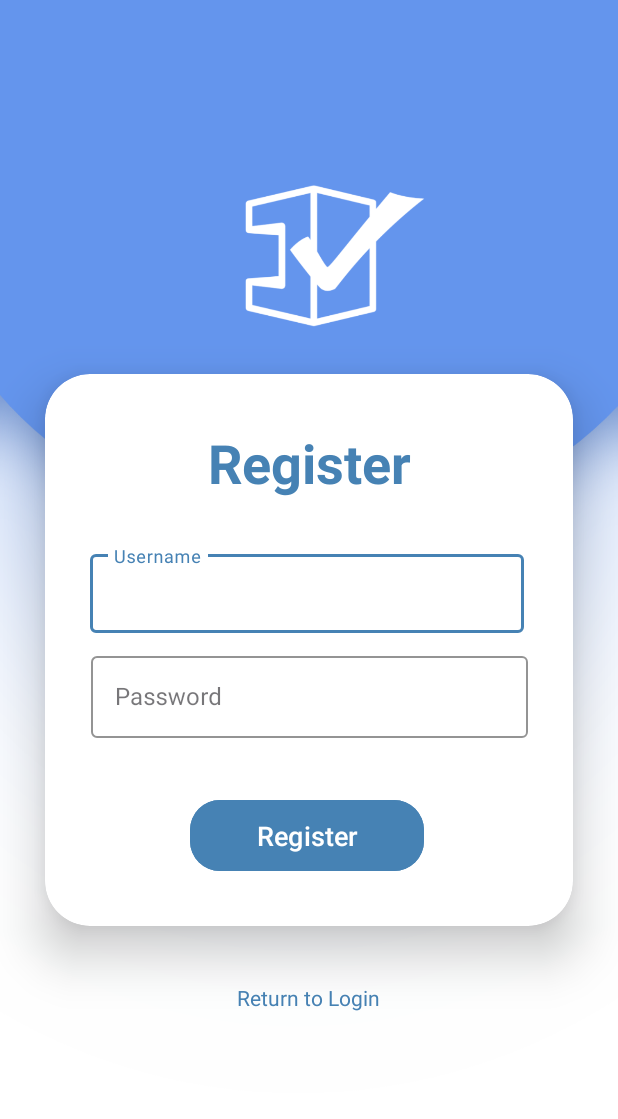
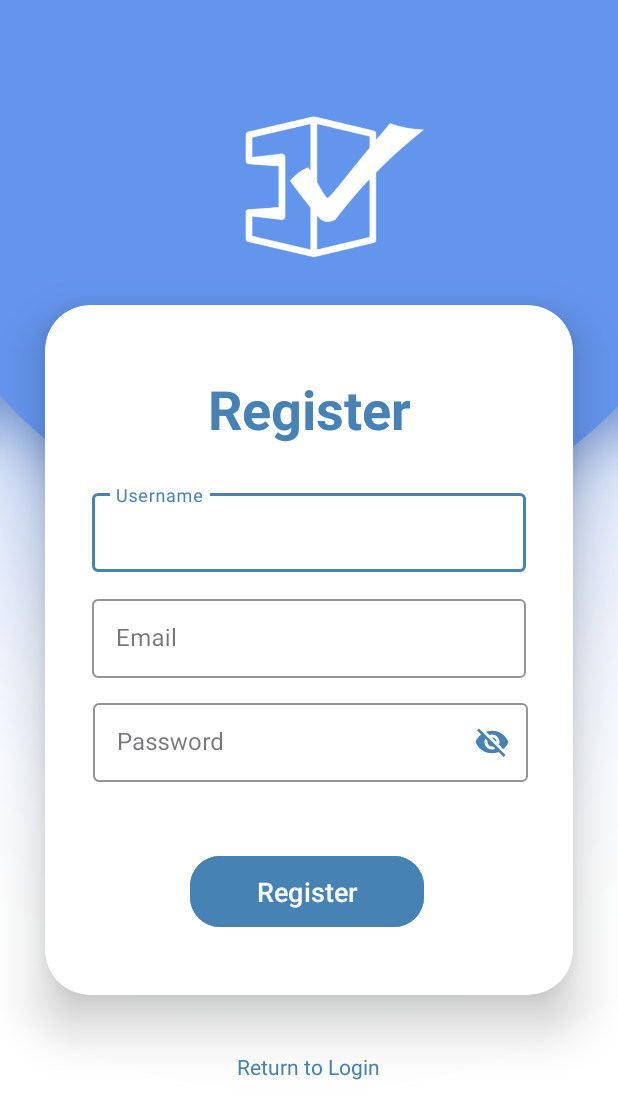
Before and after one commit to markalicante/CalCheck, an Android app: the RegistrationForm screen opened directly, with no data from a screen before it, on a phone screen of 412 x 824 dp. Shown: the top 1119 px of the screen. Run offline under Robolectric (Android 15) with nearby library versions, the light colour scheme and no system bars; our stand-ins replace Firebase (no records; nobody signed in at launch, a user with empty details on screens opened directly).

Commit message:
resgiter email

```diff
--- a/app/src/main/res/layout/activity_dashboard.xml
+++ b/app/src/main/res/layout/activity_dashboard.xml
@@ -19,7 +19,7 @@
             android:layout_height="98dp"
             app:layout_constraintBottom_toBottomOf="parent"
             app:layout_constraintEnd_toEndOf="parent"
-            app:layout_constraintHorizontal_bias="0.57"
+            app:layout_constraintHorizontal_bias="0.553"
             app:layout_constraintStart_toStartOf="parent"
             app:layout_constraintTop_toTopOf="parent"
             app:layout_constraintVertical_bias="0.0"
--- a/app/src/main/res/layout/activity_registration_form.xml
+++ b/app/src/main/res/layout/activity_registration_form.xml
@@ -36,7 +36,7 @@
 
         <androidx.constraintlayout.widget.ConstraintLayout
             android:layout_width="match_parent"
-            android:layout_height="368dp">
+            android:layout_height="460dp">
 
             <TextView
                 android:id="@+id/txtViewRegister"
@@ -47,11 +47,11 @@
                 android:textColor="@color/steel_blue"
                 android:textSize="36sp"
                 android:textStyle="bold"
-                app:layout_constraintBottom_toBottomOf="parent"
-                app:layout_constraintEnd_toEndOf="parent"
-                app:layout_constraintStart_toStartOf="parent"
-                app:layout_constraintTop_toTopOf="parent"
-                app:layout_constraintVertical_bias="0.11" />
+                card_view:layout_constraintBottom_toBottomOf="parent"
+                card_view:layout_constraintEnd_toEndOf="parent"
+                card_view:layout_constraintStart_toStartOf="parent"
+                card_view:layout_constraintTop_toTopOf="parent"
+                card_view:layout_constraintVertical_bias="0.11" />
 
             <com.google.android.material.textfield.TextInputLayout
                 android:id="@+id/txtInputUNameRegister"
@@ -63,10 +63,9 @@
                 app:hintTextColor="@color/steel_blue"
                 app:layout_constraintBottom_toBottomOf="parent"
                 app:layout_constraintEnd_toEndOf="parent"
-                app:layout_constraintHorizontal_bias="0.483"
                 app:layout_constraintStart_toStartOf="parent"
                 app:layout_constraintTop_toTopOf="parent"
-                app:layout_constraintVertical_bias="0.37"
+                app:layout_constraintVertical_bias="0.298"
                 app:startIconTint="@color/steel_blue">
 
                 <com.google.android.material.textfield.TextInputEditText
@@ -79,19 +78,45 @@
             </com.google.android.material.textfield.TextInputLayout>
 
             <com.google.android.material.textfield.TextInputLayout
-                android:id="@+id/txtInputPWRegister"
+                android:id="@+id/txtInputEmailRegister"
                 style="@style/Widget.MaterialComponents.TextInputLayout.OutlinedBox"
-                android:layout_width="291dp"
-                android:layout_height="60dp"
+                android:layout_width="289dp"
+                android:layout_height="58dp"
                 app:boxStrokeColor="@color/steel_blue"
-                app:endIconDrawable="@drawable/eye_password"
                 app:endIconTint="@color/steel_blue"
                 app:hintTextColor="@color/steel_blue"
                 app:layout_constraintBottom_toBottomOf="parent"
                 app:layout_constraintEnd_toEndOf="parent"
                 app:layout_constraintStart_toStartOf="parent"
                 app:layout_constraintTop_toTopOf="parent"
-                app:layout_constraintVertical_bias="0.592"
+                app:layout_constraintVertical_bias="0.475"
+                app:startIconTint="@color/steel_blue">
+
+                <com.google.android.material.textfield.TextInputEditText
+                    android:id="@+id/edtTextEmailRegister"
+                    android:layout_width="match_parent"
+                    android:layout_height="wrap_content"
+                    android:hint="Email"
+                    android:textColorHighlight="@color/steel_blue"
+                    android:textColorLink="@color/steel_blue" />
+            </com.google.android.material.textfield.TextInputLayout>
+
+            <com.google.android.material.textfield.TextInputLayout
+                android:id="@+id/txtInputPWRegister"
+                style="@style/Widget.MaterialComponents.TextInputLayout.OutlinedBox"
+                android:layout_width="290dp"
+                android:layout_height="58dp"
+                app:boxStrokeColor="@color/steel_blue"
+                app:endIconDrawable="@drawable/eye_password"
+                app:endIconMode="password_toggle"
+                app:endIconTint="@color/steel_blue"
+                app:hintTextColor="@color/steel_blue"
+                app:layout_constraintBottom_toBottomOf="parent"
+                app:layout_constraintEnd_toEndOf="parent"
+                app:layout_constraintHorizontal_bias="0.516"
+                app:layout_constraintStart_toStartOf="parent"
+                app:layout_constraintTop_toTopOf="parent"
+                app:layout_constraintVertical_bias="0.647"
                 app:startIconTint="@color/steel_blue">
 
                 <com.google.android.material.textfield.TextInputEditText
```
